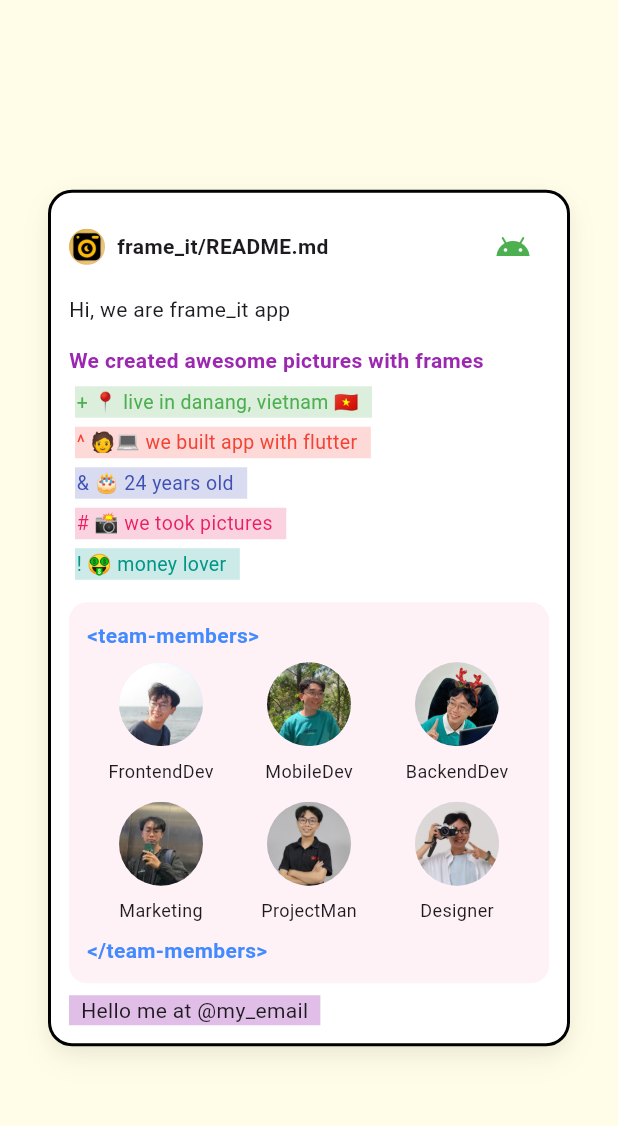
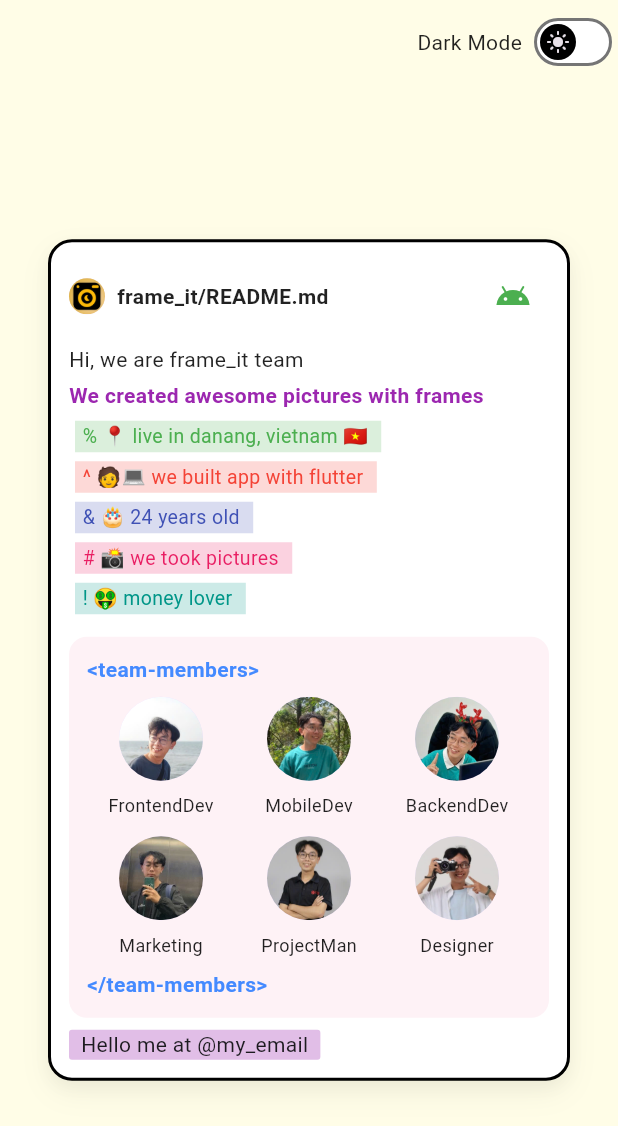
Before and after one commit to kreazyme/profile.github.io, a Flutter app: the screen it shows after launch, on a phone screen of 412 x 824 dp. Shown: the top 1126 px of the screen. Run offline on Flutter 3.47's test engine with Material 3 defaults, Android fonts, the light colour scheme and no system bars; our stand-ins replace google_fonts.

Commit message:
add dark mode

```diff
--- a/lib/profile_page.dart
+++ b/lib/profile_page.dart
@@ -16,6 +16,7 @@
   late Animation<double> _rotationAnim;
   late Animation<double> _scaleAnim;
   bool isPressed = false;
+  bool isDarkMode = false;
 
   @override
   void initState() {
@@ -48,8 +49,38 @@
 
   @override
   Widget build(BuildContext context) {
+    final backgroundColor = isDarkMode ? Colors.black87 : Colors.yellow.shade50;
+    final textColor = isDarkMode ? Colors.white : Colors.black87;
+    final appBar = AppBar(
+      backgroundColor: backgroundColor,
+      actions: [
+        Text('Dark Mode', style: TextStyle(color: textColor)),
+        const SizedBox(width: 4),
+        Switch(
+          value: isDarkMode,
+          thumbIcon: WidgetStateProperty.fromMap({
+            WidgetState.selected: Icon(Icons.dark_mode),
+            WidgetState.any: Icon(Icons.light_mode),
+          }),
+          thumbColor: WidgetStateProperty.fromMap({
+            WidgetState.selected: Colors.white,
+            WidgetState.any: Colors.black,
+          }),
+          trackColor: WidgetStateProperty.fromMap({
+            WidgetState.selected: Colors.black,
+            WidgetState.any: Colors.white,
+          }),
+          trackOutlineColor: WidgetStateProperty.fromMap({
+            WidgetState.selected: Colors.white60,
+            WidgetState.any: Colors.black54,
+          }),
+          onChanged: (value) => setState(() => isDarkMode = !isDarkMode),
+        ),
+      ],
+    );
     return Scaffold(
-      backgroundColor: Colors.yellow.shade50,
+      backgroundColor: backgroundColor,
+      appBar: appBar,
       body: Center(
         child: MouseRegion(
           onEnter: (_) {
@@ -78,7 +109,7 @@
                 }
                 isPressed = !isPressed;
               },
-              child: _ProfileItem(),
+              child: _ProfileItem(isDarkMode),
             ),
           ),
         ),
@@ -88,7 +119,9 @@
 }
 
 class _ProfileItem extends StatelessWidget {
-  _ProfileItem();
+  _ProfileItem(this.isDarkMode);
+
+  final bool isDarkMode;
 
   final font = GoogleFonts.firaMono(fontSize: 14);
 
@@ -99,14 +132,18 @@
   @override
   Widget build(BuildContext context) {
     final now = DateTime.now();
+    final textColor = isDarkMode ? Colors.white70 : Colors.black87;
     return Container(
       width: 400,
       padding: const EdgeInsets.all(12),
       margin: const EdgeInsets.all(32),
       decoration: BoxDecoration(
-        color: Colors.white,
+        color: isDarkMode ? Colors.black87 : Colors.white,
         borderRadius: BorderRadius.circular(16),
-        border: Border.all(color: Colors.black, width: 2),
+        border: Border.all(
+          color: isDarkMode ? Colors.white : Colors.black,
+          width: 2,
+        ),
         boxShadow: [
           BoxShadow(
             color: Colors.black.withOpacity(0.03),
@@ -133,7 +170,10 @@
               const SizedBox(width: 8),
               Text(
                 "frame_it/README.md",
-                style: font.copyWith(fontWeight: FontWeight.bold),
+                style: font.copyWith(
+                  fontWeight: FontWeight.bold,
+                  color: textColor,
+                ),
               ),
               const Spacer(),
               IconButton(
@@ -173,8 +213,11 @@
           Column(
             crossAxisAlignment: CrossAxisAlignment.start,
             children: [
-              Text("Hi, we are frame_it app", style: font),
-              SizedBox(height: 14),
+              Text(
+                "Hi, we are frame_it team",
+                style: font.copyWith(color: textColor),
+              ),
+              SizedBox(height: 4),
               Text(
                 "We created awesome pictures with frames",
                 style: font.copyWith(
@@ -184,7 +227,7 @@
               ),
               SizedBox(height: 4),
               _TextItem(
-                text: '+ 📍 live in danang, vietnam 🇻🇳',
+                text: '% 📍 live in danang, vietnam 🇻🇳',
                 color: Colors.green,
               ),
               _TextItem(
@@ -205,10 +248,12 @@
             width: double.infinity,
             padding: const EdgeInsets.all(12),
             decoration: BoxDecoration(
-              color: Colors.pink.shade100.withAlpha(50),
+              color: isDarkMode
+                  ? Colors.blueGrey.shade900
+                  : Colors.pink.shade100.withAlpha(50),
               borderRadius: BorderRadius.circular(12),
             ),
-            child: const Column(
+            child: Column(
               crossAxisAlignment: CrossAxisAlignment.start,
               children: [
                 Text(
@@ -225,14 +270,17 @@
                     _MemberItem(
                       imagePath: 'assets/profile/fe.jpg',
                       roleName: 'FrontendDev',
+                      isDarkMode: isDarkMode,
                     ),
                     _MemberItem(
                       imagePath: 'assets/profile/mo.jpg',
                       roleName: 'MobileDev',
+                      isDarkMode: isDarkMode,
                     ),
                     _MemberItem(
                       imagePath: 'assets/profile/be.jpg',
                       roleName: 'BackendDev',
+                      isDarkMode: isDarkMode,
                     ),
                   ],
                 ),
@@ -242,14 +290,17 @@
                     _MemberItem(
                       imagePath: 'assets/profile/mkt.jpg',
                       roleName: 'Marketing',
+                      isDarkMode: isDarkMode,
                     ),
                     _MemberItem(
                       imagePath: 'assets/profile/pm.jpg',
                       roleName: 'ProjectMan',
+                      isDarkMode: isDarkMode,
                     ),
                     _MemberItem(
                       imagePath: 'assets/profile/des.jpg',
                       roleName: 'Designer',
+                      isDarkMode: isDarkMode,
                     ),
                   ],
                 ),
@@ -268,7 +319,10 @@
           const SizedBox(height: 8),
           Container(
             padding: const EdgeInsets.symmetric(horizontal: 8),
-            color: Colors.purple.shade100,
+            decoration: BoxDecoration(
+              color: Colors.purple.shade100,
+              borderRadius: BorderRadius.circular(2),
+            ),
             child: Text.rich(
               textAlign: TextAlign.start,
               TextSpan(
@@ -299,17 +353,23 @@
     return Container(
       color: color.withValues(alpha: 0.2),
       margin: const EdgeInsets.symmetric(horizontal: 4, vertical: 3),
-      padding: const EdgeInsets.all(1) + const EdgeInsets.only(right: 8),
+      padding:
+          const EdgeInsets.all(1) + const EdgeInsets.only(right: 8, left: 4),
       child: Text(text, style: TextStyle(fontSize: 13, color: color)),
     );
   }
 }
 
 class _MemberItem extends StatelessWidget {
-  const _MemberItem({required this.imagePath, required this.roleName});
+  const _MemberItem({
+    required this.imagePath,
+    required this.roleName,
+    required this.isDarkMode,
+  });
 
   final String imagePath;
   final String roleName;
+  final bool isDarkMode;
 
   void onTap(context) {
     showDialog(
@@ -362,7 +422,13 @@
           children: [
             CircleAvatar(radius: 28, backgroundImage: AssetImage(imagePath)),
             const SizedBox(height: 8),
-            Text(roleName, style: const TextStyle(fontSize: 12)),
+            Text(
+              roleName,
+              style: TextStyle(
+                fontSize: 12,
+                color: isDarkMode ? Colors.white : Colors.black87,
+              ),
+            ),
           ],
         ),
       ),
```
